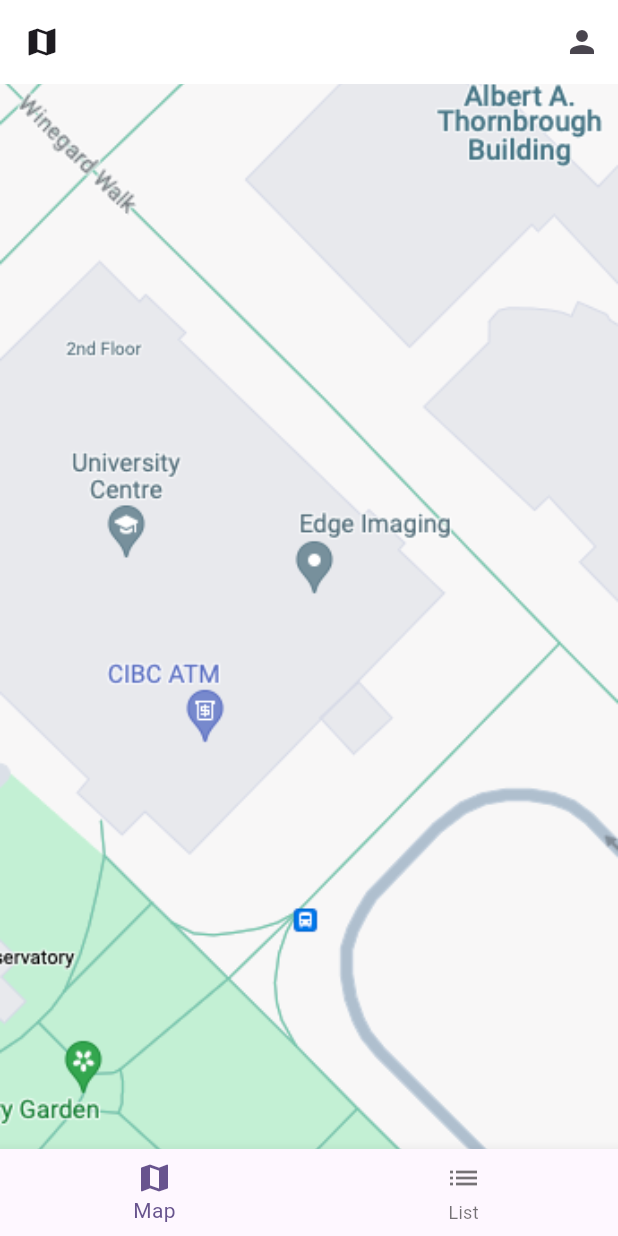
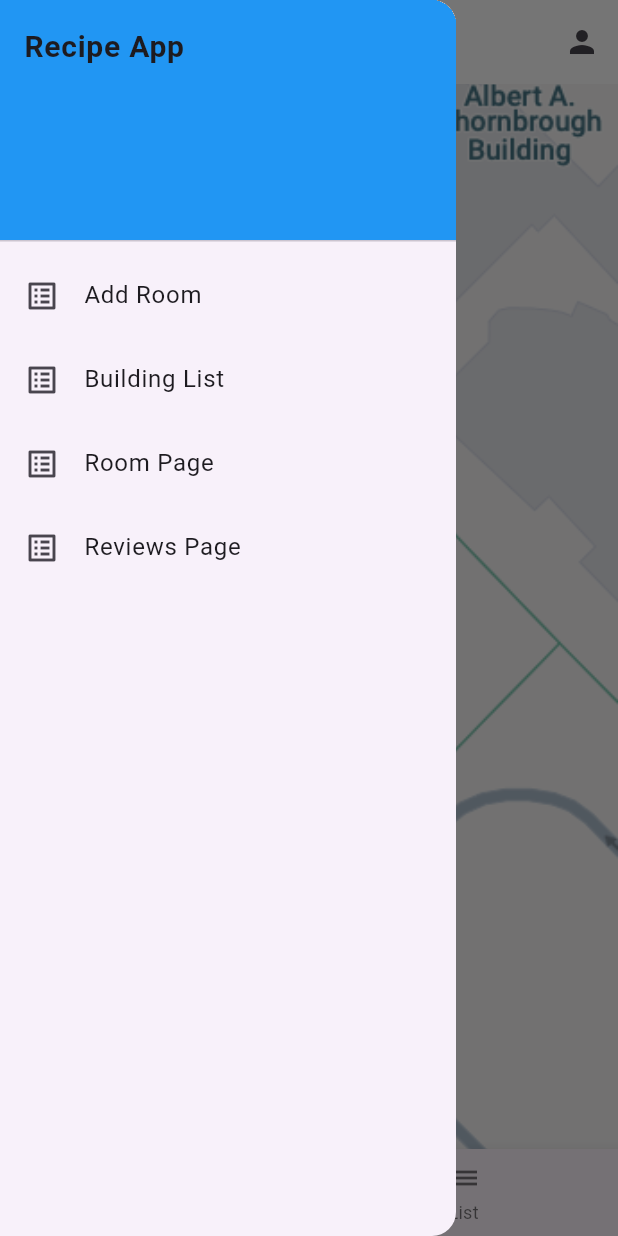
Before and after one commit to kyledavidson2/CIS4030-Group-3, a Flutter app: the screen it shows after launch, with the side drawer open (before the commit the screen has no drawer), on a phone screen of 412 x 824 dp. Run offline on Flutter 3.47's test engine with Material 3 defaults, Android fonts, the phone set to English and light mode, and no system bars.

```diff
--- a/lib/home.dart
+++ b/lib/home.dart
@@ -1,5 +1,12 @@
 import 'package:flutter/material.dart';
+import 'package:group3_4030/room_page.dart';
+import 'classes/building.dart';
+import 'classes/room.dart';
 import 'global_widgets.dart';
+import 'add_room.dart';
+import 'building_list.dart';
+import 'building_page.dart';
+import 'reviews.dart';
 
 //Main HomePage for App
 class HomePage extends StatefulWidget {
@@ -10,7 +17,14 @@ class HomePage extends StatefulWidget {
 }
 
 class _HomePageState extends State<HomePage> {
+  int _selectedIndex = 0;
+  final List<Building> buildings = [Building(name: "Alexander Hall", abrv: "ALEX", floors: []),Building(name: "Animal Science", abrv: "ANNU", floors: []),];
 
+  void _onItemTapped(int index) {
+    setState(() {
+      _selectedIndex = index;
+    });
+  }
 
   @override
   Widget build(BuildContext context) {
@@ -18,12 +32,12 @@ class _HomePageState extends State<HomePage> {
       appBar: AppBar(
         backgroundColor: Colors.white,
         //Marker for the map
-        leading: IconButton(
-          icon: Icon(Icons.map),
-          onPressed: () {
-            print("Marker clicked!");
-          },
-          ),
+        // leading: IconButton(
+        //   icon: Icon(Icons.map),
+        //   onPressed: () {
+        //     print("Marker clicked!");
+        //   },
+        // ),
         //Profile for User
         actions: [
           IconButton(
@@ -34,16 +48,113 @@ class _HomePageState extends State<HomePage> {
           ),
         ],
       ),
-      body: Container(
+      body: <Widget>[
+        Container(
             //Image Placeholder for Maps
-        decoration:BoxDecoration(
+            decoration: BoxDecoration(
                 image: DecorationImage(
           image: AssetImage("assets/map.png"),
           fit: BoxFit.cover,
+        ))),
+        Padding(
+            padding: EdgeInsets.all(10),
+            child: ListView.builder(
+              itemCount: buildings.length,
+              prototypeItem: ListTile(
+                title: Text("Buildings"),
+              ),
+              itemBuilder: (context, index) {
+                return Padding(padding: EdgeInsets.all(10), child:ListTile(
+                  title: ElevatedButton(
+                      onPressed: ()=>{},
+                      child:
+                      Align(  alignment: Alignment.centerLeft, child: Text(buildings[index].abrv + "-" + buildings[index].name))
+                  ),
+                )
+                );
+              },
             )
         )
+      ][_selectedIndex],
+      bottomNavigationBar: BottomNavigationBar(
+        items: const <BottomNavigationBarItem>[
+          BottomNavigationBarItem(
+            icon: Icon(Icons.map),
+            label: 'Map',
           ),
-      bottomNavigationBar: MainNavigationBar(),
+          BottomNavigationBarItem(
+            icon: Icon(Icons.list),
+            label: 'List',
+          ),
+        ],
+        currentIndex: _selectedIndex,
+        onTap: _onItemTapped,
+      ),
+      drawer: Drawer(
+        child: ListView(padding: EdgeInsets.zero, children: [
+          const DrawerHeader(
+              decoration: BoxDecoration(
+                color: Colors.blue,
+              ),
+              child: Text(
+                'Recipe App',
+                style: TextStyle(fontWeight: FontWeight.bold, fontSize: 20),
+              )),
+          GestureDetector(
+              onTap: () {
+                Navigator.push(
+                  context,
+                  MaterialPageRoute(builder: (context) => AddRoom()),
+                );
+              },
+              child: const ListTile(
+                leading: Icon(Icons.list_alt),
+                title: Text("Add Room"),
+              )),
+          GestureDetector(
+              onTap: () {
+                Navigator.push(
+                  context,
+                  MaterialPageRoute(builder: (context) => BuildingList()),
+                );
+              },
+              child: const ListTile(
+                leading: Icon(Icons.list_alt),
+                title: Text("Building List"),
+              )),
+          GestureDetector(
+              onTap: () {
+                Navigator.push(
+                  context,
+                  MaterialPageRoute(builder: (context) => RoomPage(room:
+                  Room(
+                    name: "Room Name",
+                    floor: 20,
+                    capacity: 20,
+                    rating: 1,
+                    numReviews: 0,
+                    description: "asdf",
+                  )
+                    ,)),
+                );
+              },
+              child: const ListTile(
+                leading: Icon(Icons.list_alt),
+                title: Text("Room Page"),
+              )),
+          GestureDetector(
+              onTap: () {
+                Navigator.push(
+                  context,
+                  MaterialPageRoute(builder: (context) => ReviewsPage()),
+                );
+              },
+              child: const ListTile(
+                leading: Icon(Icons.list_alt),
+                title: Text("Reviews Page"),
+              )),
+        ]),
+      ),
     );
   }
 }
```
Also changed, not shown: lib/add_room.dart (+6 -6 lines), lib/building_list.dart (+6 -6 lines), lib/room_page.dart (+7 -1 lines). Lines whose indentation alone changed are shown as unchanged.
